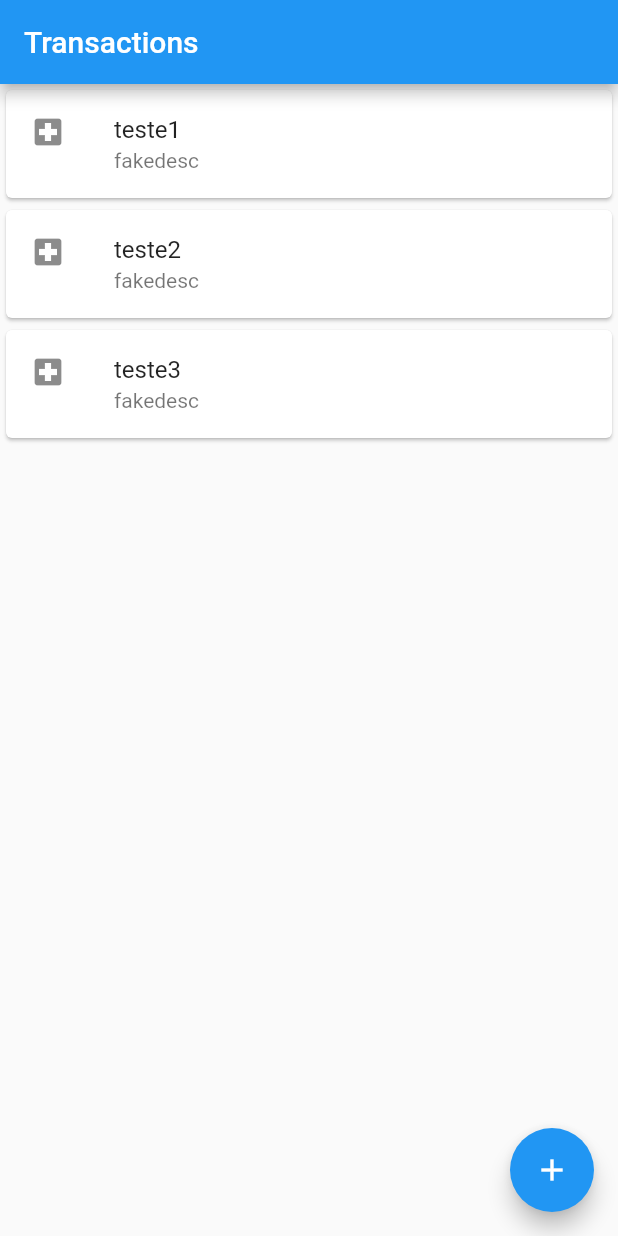
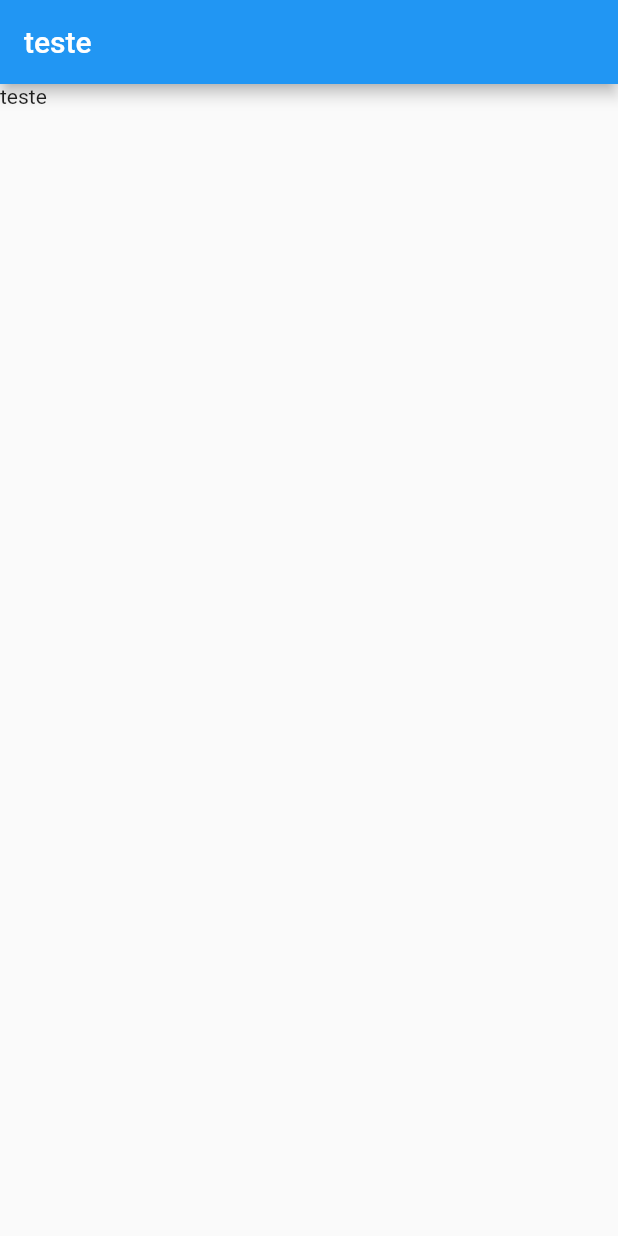
Before and after one commit to pedro-fiuza/bytebank, a Flutter app: the screen it shows after launch, on a phone screen of 412 x 824 dp. Run offline on Flutter 3.47's test engine with Material 2 defaults, Android fonts, the phone set to English and light mode, and no system bars.

Commit message:
moving objects to use hot reload

```diff
--- a/lib/main.dart
+++ b/lib/main.dart
@@ -1,27 +1,48 @@
 import 'package:flutter/material.dart';
 
-void main() => runApp(MaterialApp(
+void main() => runApp(ByteBankApp());
+
+class ByteBankApp extends StatelessWidget {
+  @override
+  Widget build(BuildContext context) {
+    return MaterialApp(
       home: Scaffold(
-        body: TransactionsList(),
-        appBar: AppBar(
-          title: Text('Transactions'),
-        ),
-        floatingActionButton: FloatingActionButton(
-          onPressed: () => print('add'),
-          child: Icon(Icons.add),
-        ),
+        body: TransactionForm(),
       ),
-    ));
+    );
+  }
+}
+
+class TransactionForm extends StatelessWidget {
+  @override
+  Widget build(BuildContext context) {
+    return Scaffold(
+      body: Text('teste'),
+      appBar: AppBar(
+        title: Text('teste'),
+      ),
+    );
+  }
+}
 
 class TransactionsList extends StatelessWidget {
   @override
   Widget build(BuildContext context) {
-    return Column(
-      children: <Widget>[
-        TransactionItem('teste1', 'fakedesc'),
-        TransactionItem('teste2', 'fakedesc'),
-        TransactionItem('teste3', 'fakedesc')
-      ],
+    return Scaffold(
+      body: Column(
+        children: <Widget>[
+          TransactionItem('teste1', 'fakedesc'),
+          TransactionItem('teste2', 'fakedesc'),
+          TransactionItem('teste3', 'fakedesc')
+        ],
+      ),
+      appBar: AppBar(
+        title: Text('Transactions'),
+      ),
+      floatingActionButton: FloatingActionButton(
+        onPressed: () => print('add'),
+        child: Icon(Icons.add),
+      ),
     );
   }
 }
```
